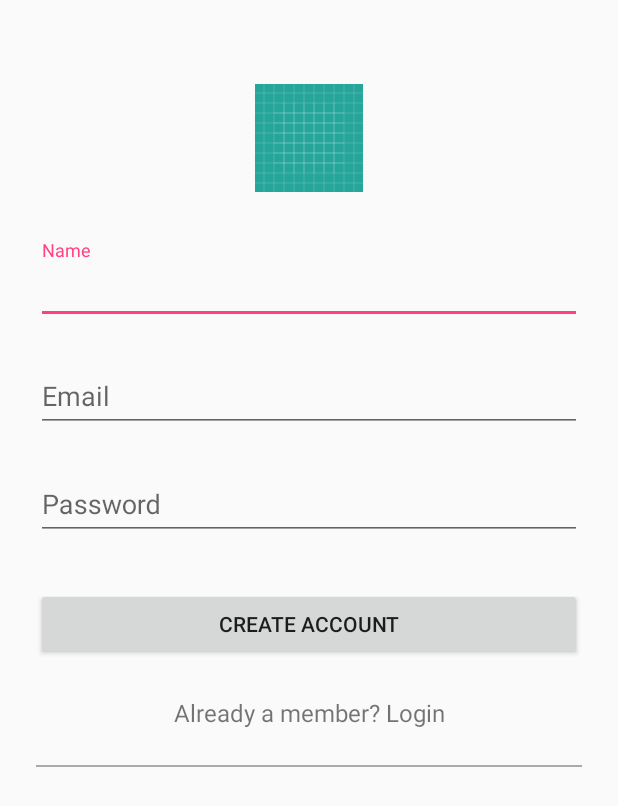
After one commit to Javi96/PAD, an Android app: the SignupActivity screen opened directly, with no data from a screen before it, on a phone screen of 412 x 824 dp. The commit adds this screen. Shown: the top 806 px of the screen. Run offline under Robolectric (Android 15) with nearby library versions, the phone set to English and light mode, and no system bars.

Commit message:
Pantalla de registro y login

```diff
--- a/SlayTheSpire/app/build.gradle
+++ b/SlayTheSpire/app/build.gradle
@@ -24,6 +24,8 @@ dependencies {
     implementation 'com.android.support.constraint:constraint-layout:1.1.2'
     implementation 'com.android.support:design:27.1.1'
     testImplementation 'junit:junit:4.12'
+    implementation 'com.jakewharton:butterknife:8.8.1'
+    annotationProcessor 'com.jakewharton:butterknife-compiler:8.8.1'
     androidTestImplementation 'com.android.support.test:runner:1.0.2'
     androidTestImplementation 'com.android.support.test.espresso:espresso-core:3.0.2'
     implementation 'com.google.firebase:firebase-core:16.0.1'
--- a/SlayTheSpire/app/src/main/AndroidManifest.xml
+++ b/SlayTheSpire/app/src/main/AndroidManifest.xml
@@ -23,6 +23,10 @@
         <activity
             android:name=".LoginActivity2"
             android:label="@string/title_activity_login2"
+            android:theme="@style/AppTheme.NoActionBar" />
+        <activity
+            android:name=".SignupActivity"
+            android:label="@string/title_activity_signup"
             android:theme="@style/AppTheme.NoActionBar"></activity>
     </application>
 
--- a/SlayTheSpire/app/src/main/java/com/pad/slaythespire/LoginActivity.java
+++ b/SlayTheSpire/app/src/main/java/com/pad/slaythespire/LoginActivity.java
@@ -69,6 +69,12 @@ public class LoginActivity extends AppCompatActivity implements GoogleApiClient.
             case R.id.sign_in_button:
                 Toast.makeText(this, "sign_in_button", Toast.LENGTH_LONG).show();
                 signIn();
+                break;
+            case R.id.btn_login:
+                Toast.makeText(this, "login button", Toast.LENGTH_LONG).show();
+                break;
+            case R.id.link_signup:
+                Toast.makeText(this, "sign up button", Toast.LENGTH_LONG).show();
                 break;
             default:
                 break;
--- /dev/null
+++ b/SlayTheSpire/app/src/main/java/com/pad/slaythespire/SignupActivity.java
@@ -0,0 +1,20 @@
+package com.pad.slaythespire;
+
+import android.os.Bundle;
+import android.support.design.widget.FloatingActionButton;
+import android.support.design.widget.Snackbar;
+import android.support.v7.app.AppCompatActivity;
+import android.support.v7.widget.Toolbar;
+import android.view.View;
+
+public class SignupActivity extends AppCompatActivity {
+
+    @Override
+    protected void onCreate(Bundle savedInstanceState) {
+        super.onCreate(savedInstanceState);
+        setContentView(R.layout.activity_signup);
+
+
+    }
+
+}
--- a/SlayTheSpire/app/src/main/res/layout/activity_login.xml
+++ b/SlayTheSpire/app/src/main/res/layout/activity_login.xml
@@ -72,9 +72,14 @@
             android:text="No account yet? Create one"
             android:textSize="16dip" />
 
+        <View
+            android:layout_width="match_parent"
+            android:layout_height="1dp"
+            android:background="@android:color/darker_gray"/>
+
         <com.google.android.gms.common.SignInButton
             android:id="@+id/sign_in_button"
-            android:layout_width="wrap_content"
+            android:layout_width="317dp"
             android:layout_height="wrap_content"
             android:layout_marginBottom="8dp"
             android:layout_marginEnd="8dp"
@@ -84,7 +89,10 @@
             app:layout_constraintBottom_toBottomOf="parent"
             app:layout_constraintEnd_toEndOf="parent"
             app:layout_constraintStart_toStartOf="parent"
-            app:layout_constraintTop_toTopOf="parent" />
+            app:layout_constraintTop_toTopOf="parent">
+
+        </com.google.android.gms.common.SignInButton>
+
     </LinearLayout>
 
 </android.support.constraint.ConstraintLayout>
--- /dev/null
+++ b/SlayTheSpire/app/src/main/res/layout/activity_signup.xml
@@ -0,0 +1,86 @@
+<?xml version="1.0" encoding="utf-8"?>
+<ScrollView
+    xmlns:android="http://schemas.android.com/apk/res/android"
+    android:layout_width="fill_parent"
+    android:layout_height="fill_parent"
+    android:fitsSystemWindows="true">
+
+    <LinearLayout
+        android:orientation="vertical"
+        android:layout_width="match_parent"
+        android:layout_height="wrap_content"
+        android:paddingTop="56dp"
+        android:paddingLeft="24dp"
+        android:paddingRight="24dp">
+
+        <ImageView android:src="@drawable/ic_launcher_background"
+            android:layout_width="wrap_content"
+            android:layout_height="72dp"
+            android:layout_marginBottom="24dp"
+            android:layout_gravity="center_horizontal" />
+
+        <!--  Name Label -->
+        <android.support.design.widget.TextInputLayout
+            android:layout_width="match_parent"
+            android:layout_height="wrap_content"
+            android:layout_marginTop="8dp"
+            android:layout_marginBottom="8dp">
+            <EditText android:id="@+id/input_name"
+                android:layout_width="match_parent"
+                android:layout_height="wrap_content"
+                android:inputType="textCapWords"
+                android:hint="Name" />
+        </android.support.design.widget.TextInputLayout>
+
+        <!-- Email Label -->
+        <android.support.design.widget.TextInputLayout
+            android:layout_width="match_parent"
+            android:layout_height="wrap_content"
+            android:layout_marginTop="8dp"
+            android:layout_marginBottom="8dp">
+            <EditText android:id="@+id/input_email"
+                android:layout_width="match_parent"
+                android:layout_height="wrap_content"
+                android:inputType="textEmailAddress"
+                android:hint="Email" />
+        </android.support.design.widget.TextInputLayout>
+
+        <!-- Password Label -->
+        <android.support.design.widget.TextInputLayout
+            android:layout_width="match_parent"
+            android:layout_height="wrap_content"
+            android:layout_marginTop="8dp"
+            android:layout_marginBottom="8dp">
+            <EditText android:id="@+id/input_password"
+                android:layout_width="match_parent"
+                android:layout_height="wrap_content"
+                android:inputType="textPassword"
+                android:hint="Password"/>
+        </android.support.design.widget.TextInputLayout>
+
+        <!-- Signup Button -->
+        <android.support.v7.widget.AppCompatButton
+            android:id="@+id/btn_signup"
+            android:layout_width="fill_parent"
+            android:layout_height="wrap_content"
+            android:layout_marginTop="24dp"
+            android:layout_marginBottom="24dp"
+            android:padding="12dp"
+            android:text="Create Account"/>
+
+        <TextView android:id="@+id/link_login"
+            android:layout_width="fill_parent"
+            android:layout_height="wrap_content"
+            android:layout_marginBottom="24dp"
+            android:text="Already a member? Login"
+            android:gravity="center"
+            android:textSize="16dip"/>
+
+        <View
+            android:id="@+id/view"
+            android:layout_width="match_parent"
+            android:layout_height="1dp"
+            android:background="@android:color/darker_gray" />
+
+    </LinearLayout>
+</ScrollView>
--- /dev/null
+++ b/SlayTheSpire/app/src/main/res/layout/content_signup.xml
@@ -0,0 +1,11 @@
+<?xml version="1.0" encoding="utf-8"?>
+<android.support.constraint.ConstraintLayout xmlns:android="http://schemas.android.com/apk/res/android"
+    xmlns:app="http://schemas.android.com/apk/res-auto"
+    xmlns:tools="http://schemas.android.com/tools"
+    android:layout_width="match_parent"
+    android:layout_height="match_parent"
+    app:layout_behavior="@string/appbar_scrolling_view_behavior"
+    tools:context=".SignupActivity"
+    tools:showIn="@layout/activity_signup">
+
+</android.support.constraint.ConstraintLayout>
--- a/SlayTheSpire/app/src/main/res/values/strings.xml
+++ b/SlayTheSpire/app/src/main/res/values/strings.xml
@@ -2,4 +2,5 @@
     <string name="app_name">SlayTheSpire</string>
     <string name="title_activity_login">LoginActivity</string>
     <string name="title_activity_login2">LoginActivity2</string>
+    <string name="title_activity_signup">SignupActivity</string>
 </resources>
```
